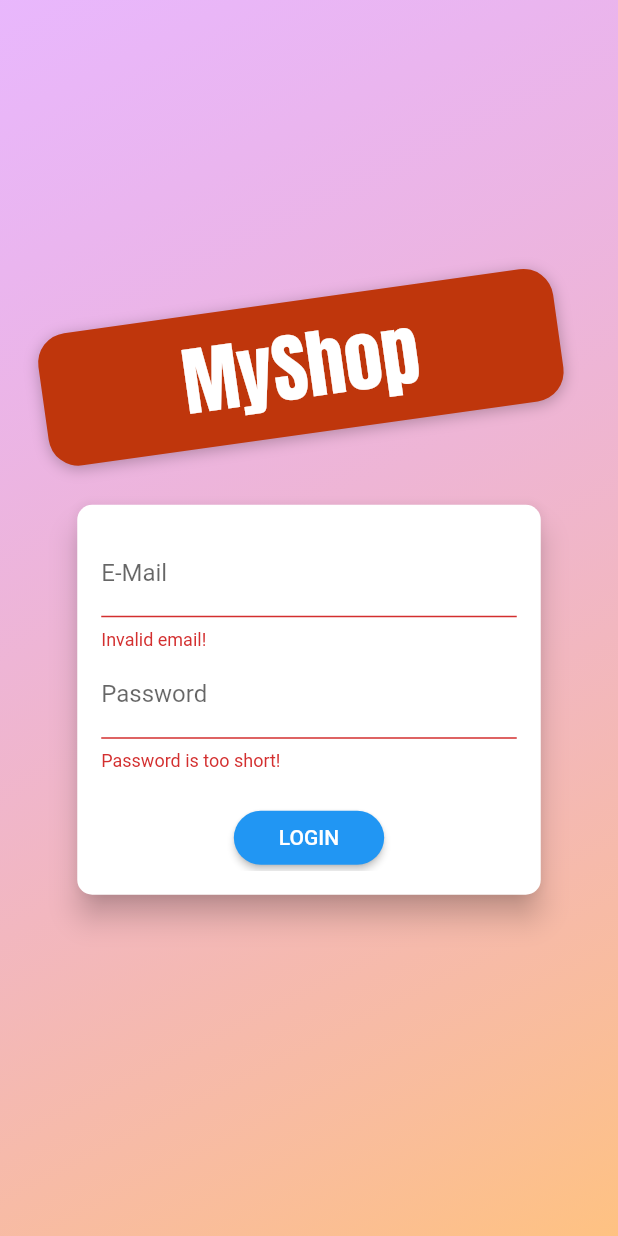
After one commit to bunyawats/flutter_dart_complete_guide, a Flutter app: the AuthScreen screen opened directly, after a tap on "LOGIN", on a phone screen of 412 x 824 dp. The commit adds this screen. Run offline on Flutter 3.47's test engine with Material 2 defaults, Android fonts, the phone set to English and light mode, and no system bars.

Commit message:
checkpoint 268

```diff
--- /dev/null
+++ b/lib/shop_app/screens/auth_screen.dart
@@ -0,0 +1,226 @@
+import 'dart:math';
+
+import 'package:flutter/material.dart';
+
+enum AuthMode { Signup, Login }
+
+class AuthScreen extends StatelessWidget {
+  static const routeName = '/auth';
+
+  @override
+  Widget build(BuildContext context) {
+    final deviceSize = MediaQuery.of(context).size;
+    // final transformConfig = Matrix4.rotationZ(-8 * pi / 180);
+    // transformConfig.translate(-10.0);
+    return Scaffold(
+      // resizeToAvoidBottomInset: false,
+      body: Stack(
+        children: <Widget>[
+          Container(
+            decoration: BoxDecoration(
+              gradient: LinearGradient(
+                colors: [
+                  Color.fromRGBO(215, 117, 255, 1).withOpacity(0.5),
+                  Color.fromRGBO(255, 188, 117, 1).withOpacity(0.9),
+                ],
+                begin: Alignment.topLeft,
+                end: Alignment.bottomRight,
+                stops: [0, 1],
+              ),
+            ),
+          ),
+          SingleChildScrollView(
+            child: Container(
+              height: deviceSize.height,
+              width: deviceSize.width,
+              child: Column(
+                mainAxisAlignment: MainAxisAlignment.center,
+                crossAxisAlignment: CrossAxisAlignment.center,
+                children: <Widget>[
+                  Flexible(
+                    child: Container(
+                      margin: EdgeInsets.only(bottom: 20.0),
+                      padding:
+                          EdgeInsets.symmetric(vertical: 8.0, horizontal: 94.0),
+                      transform: Matrix4.rotationZ(-8 * pi / 180)
+                        ..translate(-10.0),
+                      // ..translate(-10.0),
+                      decoration: BoxDecoration(
+                        borderRadius: BorderRadius.circular(20),
+                        color: Colors.deepOrange.shade900,
+                        boxShadow: [
+                          BoxShadow(
+                            blurRadius: 8,
+                            color: Colors.black26,
+                            offset: Offset(0, 2),
+                          )
+                        ],
+                      ),
+                      child: Text(
+                        'MyShop',
+                        style: TextStyle(
+                          color: Theme.of(context).accentTextTheme.title.color,
+                          fontSize: 50,
+                          fontFamily: 'Anton',
+                          fontWeight: FontWeight.normal,
+                        ),
+                      ),
+                    ),
+                  ),
+                  Flexible(
+                    flex: deviceSize.width > 600 ? 2 : 1,
+                    child: AuthCard(),
+                  ),
+                ],
+              ),
+            ),
+          ),
+        ],
+      ),
+    );
+  }
+}
+
+class AuthCard extends StatefulWidget {
+  const AuthCard({
+    Key key,
+  }) : super(key: key);
+
+  @override
+  _AuthCardState createState() => _AuthCardState();
+}
+
+class _AuthCardState extends State<AuthCard> {
+  final GlobalKey<FormState> _formKey = GlobalKey();
+  AuthMode _authMode = AuthMode.Login;
+  Map<String, String> _authData = {
+    'email': '',
+    'password': '',
+  };
+  var _isLoading = false;
+  final _passwordController = TextEditingController();
+
+  void _submit() {
+    if (!_formKey.currentState.validate()) {
+      // Invalid!
+      return;
+    }
+    _formKey.currentState.save();
+    setState(() {
+      _isLoading = true;
+    });
+    if (_authMode == AuthMode.Login) {
+      // Log user in
+    } else {
+      // Sign user up
+    }
+    setState(() {
+      _isLoading = false;
+    });
+  }
+
+  void _switchAuthMode() {
+    if (_authMode == AuthMode.Login) {
+      setState(() {
+        _authMode = AuthMode.Signup;
+      });
+    } else {
+      setState(() {
+        _authMode = AuthMode.Login;
+      });
+    }
+  }
+
+  @override
+  Widget build(BuildContext context) {
+    final deviceSize = MediaQuery.of(context).size;
+    return Card(
+      shape: RoundedRectangleBorder(
+        borderRadius: BorderRadius.circular(10.0),
+      ),
+      elevation: 8.0,
+      child: Container(
+        height: _authMode == AuthMode.Signup ? 320 : 260,
+        constraints:
+            BoxConstraints(minHeight: _authMode == AuthMode.Signup ? 320 : 260),
+        width: deviceSize.width * 0.75,
+        padding: EdgeInsets.all(16.0),
+        child: Form(
+          key: _formKey,
+          child: SingleChildScrollView(
+            child: Column(
+              children: <Widget>[
+                TextFormField(
+                  decoration: InputDecoration(labelText: 'E-Mail'),
+                  keyboardType: TextInputType.emailAddress,
+                  validator: (value) {
+                    if (value.isEmpty || !value.contains('@')) {
+                      return 'Invalid email!';
+                    }
+                    return null;
+                    return null;
+                  },
+                  onSaved: (value) {
+                    _authData['email'] = value;
+                  },
+                ),
+                TextFormField(
+                  decoration: InputDecoration(labelText: 'Password'),
+                  obscureText: true,
+                  controller: _passwordController,
+                  validator: (value) {
+                    if (value.isEmpty || value.length < 5) {
+                      return 'Password is too short!';
+                    }
+                  },
+                  onSaved: (value) {
+                    _authData['password'] = value;
+                  },
+                ),
+                if (_authMode == AuthMode.Signup)
+                  TextFormField(
+                    enabled: _authMode == AuthMode.Signup,
+                    decoration: InputDecoration(labelText: 'Confirm Password'),
+                    obscureText: true,
+                    validator: _authMode == AuthMode.Signup
+                        ? (value) {
+                            if (value != _passwordController.text) {
+                              return 'Passwords do not match!';
+                            }
+                          }
+                        : null,
+                  ),
+                SizedBox(
+                  height: 20,
+                ),
+                if (_isLoading)
+                  CircularProgressIndicator()
+                else
+                  RaisedButton(
+                    child:
+                        Text(_authMode == AuthMode.Login ? 'LOGIN' : 'SIGN UP'),
+                    onPressed: _submit,
+                    shape: RoundedRectangleBorder(
+                      borderRadius: BorderRadius.circular(30),
+                    ),
+                    padding:
+                        EdgeInsets.symmetric(horizontal: 30.0, vertical: 8.0),
+                    color: Theme.of(context).primaryColor,
+                    textColor: Theme.of(context).primaryTextTheme.button.color,
+                  ),
+                FlatButton(
+                  child: Text(
+                      '${_authMode == AuthMode.Login ? 'SIGNUP' : 'LOGIN'} INSTEAD'),
+                  onPressed: _switchAuthMode,
+                  padding: EdgeInsets.symmetric(horizontal: 30.0, vertical: 4),
+                  materialTapTargetSize: MaterialTapTargetSize.shrinkWrap,
+                  textColor: Theme.of(context).primaryColor,
+                ),
+              ],
+            ),
+          ),
+        ),
+      ),
+    );
+  }
+}
--- a/lib/shop_app/shop_app_main.dart
+++ b/lib/shop_app/shop_app_main.dart
@@ -10,6 +10,7 @@ import 'screens/order_screen.dart';
 import 'screens/product_detail_screen.dart';
 import 'screens/product_overview_screen.dart';
 import 'screens/user_product_screen.dart';
+import 'screens/auth_screen.dart';
 
 void main() => runApp(ShopApp());
 
@@ -30,7 +31,8 @@ class ShopApp extends StatelessWidget {
           accentColor: Colors.deepOrange,
           fontFamily: 'Lato',
         ),
-        initialRoute: ProductOverviewScreen.routeName,
+        // initialRoute: ProductOverviewScreen.routeName,
+        home: AuthScreen(),
         routes: {
           ProductOverviewScreen.routeName: (ctx) => ProductOverviewScreen(),
           ProductDetailScreen.routeName: (ctx) => ProductDetailScreen(),
@@ -38,6 +40,7 @@ class ShopApp extends StatelessWidget {
           OrderScreen.routeName: (ctx) => OrderScreen(),
           UserProductScreen.routeName: (ctx) => UserProductScreen(),
           EditProductScreen.routeName: (ctx) => EditProductScreen(),
+          AuthScreen.routeName: (ctx) => AuthScreen(),
         },
       ),
     );
```
